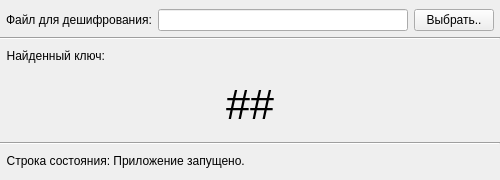
This is main_window.ui in Kirill-Zalomov/MiSKZI_lab2 as Qt 5 draws it before an edit. The edited form follows.
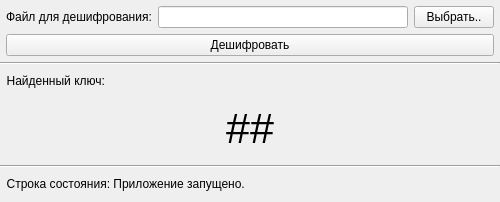
This is the edited form.

Commit message: Добавлена кнопка для дешифрования сообщения

```diff
--- a/main_window.ui
+++ b/main_window.ui
@@ -7,31 +7,57 @@
     <x>0</x>
     <y>0</y>
     <width>500</width>
-    <height>180</height>
+    <height>202</height>
    </rect>
   </property>
   <property name="minimumSize">
    <size>
     <width>500</width>
-    <height>180</height>
+    <height>200</height>
    </size>
   </property>
   <property name="maximumSize">
    <size>
     <width>500</width>
-    <height>180</height>
+    <height>202</height>
    </size>
   </property>
   <property name="windowTitle">
    <string>МиСКЗИ, ЛР2</string>
   </property>
   <widget class="QWidget" name="centralwidget">
+   <property name="minimumSize">
+    <size>
+     <width>500</width>
+     <height>200</height>
+    </size>
+   </property>
+   <property name="maximumSize">
+    <size>
+     <width>500</width>
+     <height>200</height>
+    </size>
+   </property>
+   <layout class="QVBoxLayout" name="verticalLayout_2">
+    <property name="leftMargin">
+     <number>0</number>
+    </property>
+    <property name="topMargin">
+     <number>6</number>
+    </property>
+    <property name="rightMargin">
+     <number>0</number>
+    </property>
+    <property name="bottomMargin">
+     <number>6</number>
+    </property>
+    <item>
    <layout class="QVBoxLayout" name="verticalLayout">
     <property name="leftMargin">
-     <number>0</number>
+       <number>6</number>
     </property>
     <property name="rightMargin">
-     <number>0</number>
+       <number>6</number>
     </property>
     <item>
      <layout class="QHBoxLayout" name="horizontalLayout">
@@ -39,10 +65,10 @@
        <number>6</number>
       </property>
       <property name="leftMargin">
-       <number>6</number>
+         <number>0</number>
       </property>
       <property name="rightMargin">
-       <number>6</number>
+         <number>0</number>
       </property>
       <item>
        <widget class="QLabel" name="labelInputFile">
@@ -74,6 +100,15 @@
        <widget class="QPushButton" name="buttonOpenFile">
         <property name="text">
          <string>Выбрать..</string>
+          </property>
+         </widget>
+        </item>
+       </layout>
+      </item>
+      <item>
+       <widget class="QPushButton" name="pushButton">
+        <property name="text">
+         <string>Дешифровать</string>
         </property>
        </widget>
       </item>
```
Lines whose indentation alone changed are shown as unchanged. The commit also changes 2 other files.
